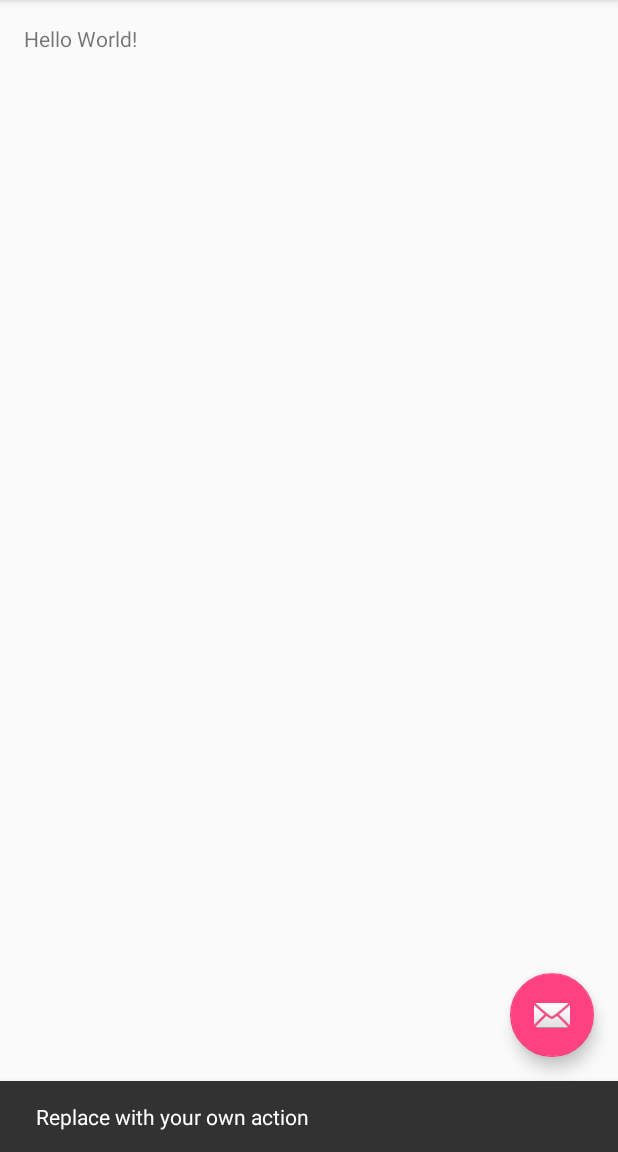
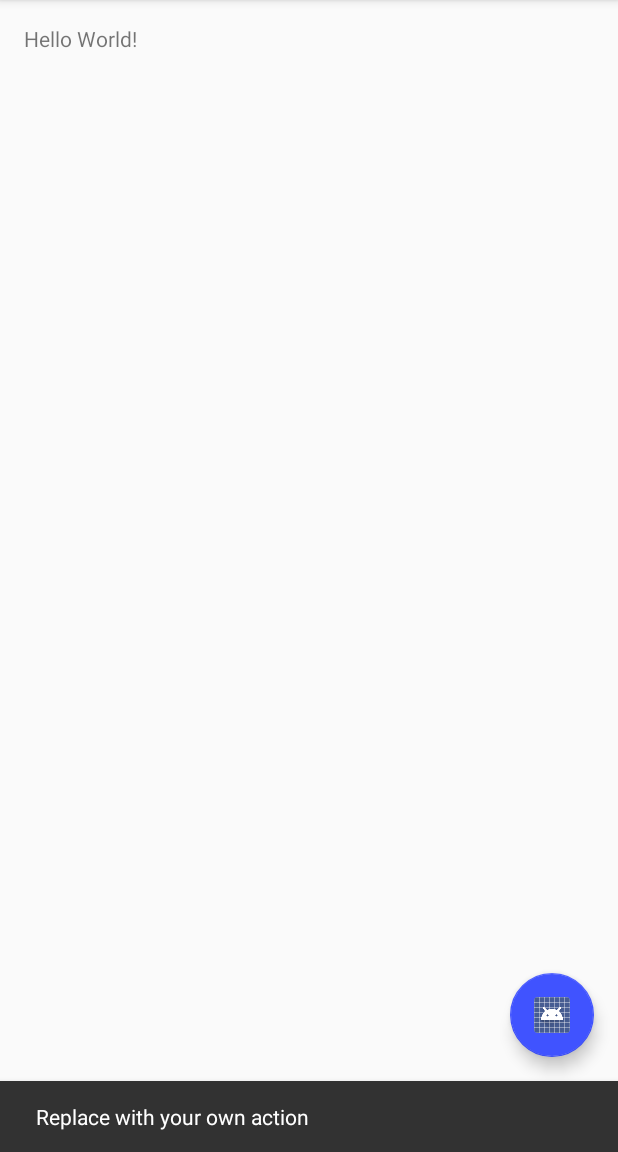
Before and after one commit to rutanjr/SummerLoving, an Android app: the screen it shows after launch (MainActivity), after a tap on an icon or button, on a phone screen of 412 x 824 dp, the part 84-1236 px from its top. Run offline under Robolectric (Android 15) with nearby library versions, the phone set to English and light mode, and no system bars.

Commit message:
started playing

```diff
--- a/LoveMeJune/app/src/main/res/layout/activity_main.xml
+++ b/LoveMeJune/app/src/main/res/layout/activity_main.xml
@@ -30,6 +30,6 @@
             android:layout_height="wrap_content"
             android:layout_gravity="bottom|end"
             android:layout_margin="@dimen/fab_margin"
-            android:src="@android:drawable/ic_dialog_email"/>
+            android:src="@android:drawable/sym_def_app_icon"/>
 
 </android.support.design.widget.CoordinatorLayout>
--- a/LoveMeJune/app/src/main/res/menu/menu_main.xml
+++ b/LoveMeJune/app/src/main/res/menu/menu_main.xml
@@ -6,4 +6,9 @@
           android:title="@string/action_settings"
           android:orderInCategory="100"
           app:showAsAction="never"/>
+    <item android:id="@+id/action_mainActivity"
+          android:title="Main Activity"
+          android:orderInCategory="100"
+          app:showAsAction="never"/>
+
 </menu>
--- a/LoveMeJune/app/src/main/res/values/colors.xml
+++ b/LoveMeJune/app/src/main/res/values/colors.xml
@@ -2,5 +2,5 @@
 <resources>
     <color name="colorPrimary">#3F51B5</color>
     <color name="colorPrimaryDark">#303F9F</color>
-    <color name="colorAccent">#FF4081</color>
+    <color name="colorAccent">#4053ff</color>
 </resources>
```
